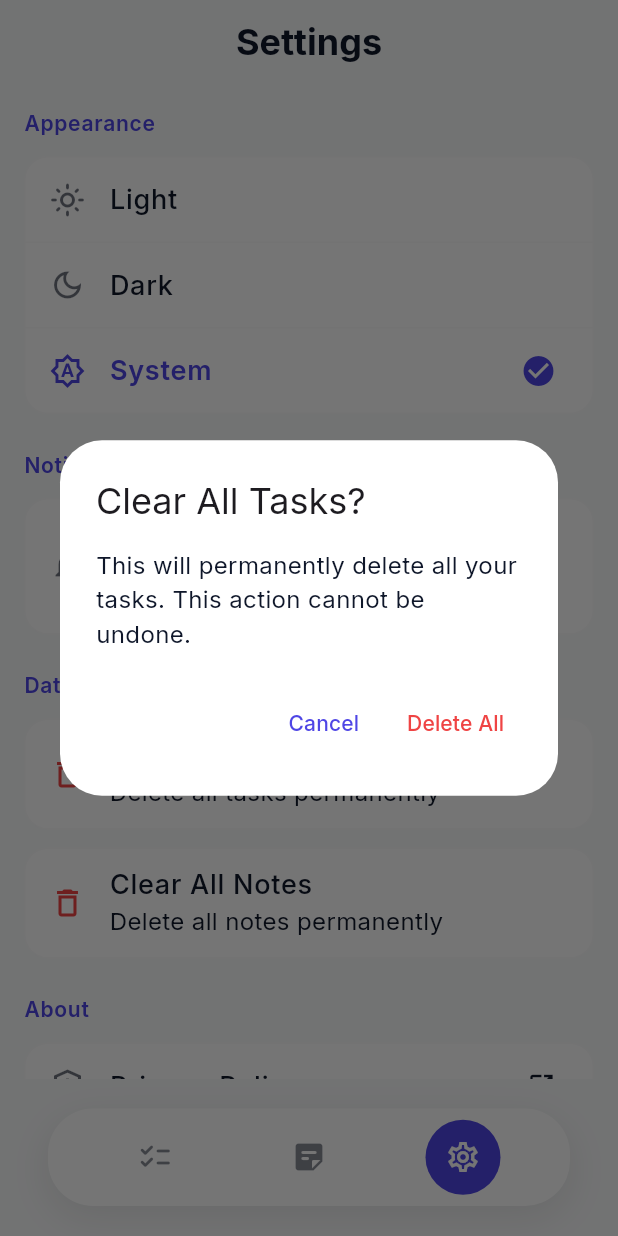
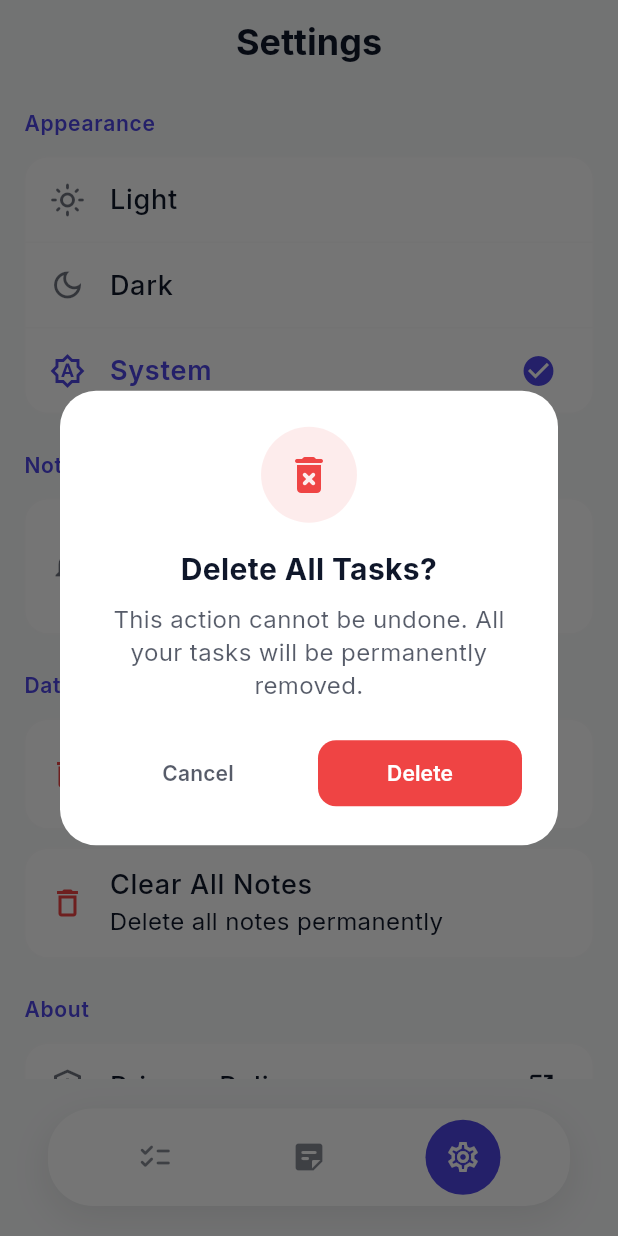
Before and after one commit to haddadiheb1/JustSayIt, a Flutter app: the screen it shows after launch, item 3 of the bottom bar chosen, after a tap on "Clear All Tasks", on a phone screen of 412 x 824 dp. Run offline on Flutter 3.47's test engine with Material 3 defaults, Android fonts, the light colour scheme and no system bars; our stand-ins replace animated_list_plus, fl_chart, flutter_animate, flutter_local_notifications, flutter_riverpod, flutter_timezone and 11 more; missing offline and left inert: android_alarm_manager_plus, home_widget; accounts and stored records are empty; generated files the repository leaves out were written again.

```diff
--- a/lib/presentation/screens/settings_screen.dart
+++ b/lib/presentation/screens/settings_screen.dart
@@ -289,26 +289,102 @@ class _SettingsScreenState extends ConsumerState<SettingsScreen>
   }
 
   Future<void> _showClearConfirmation(String type) async {
+    final isTask = type == 'tasks';
     final confirmed = await showDialog<bool>(
       context: context,
-      builder: (context) => AlertDialog(
-        title: Text('Clear All ${type == 'tasks' ? 'Tasks' : 'Notes'}?'),
-        content: Text(
-          'This will permanently delete all your $type. This action cannot be undone.',
+      builder: (context) => Dialog(
+        shape: RoundedRectangleBorder(borderRadius: BorderRadius.circular(24)),
+        child: Padding(
+          padding: const EdgeInsets.all(24),
+          child: Column(
+            mainAxisSize: MainAxisSize.min,
+            children: [
+              Container(
+                padding: const EdgeInsets.all(16),
+                decoration: BoxDecoration(
+                  color: Theme.of(context)
+                      .colorScheme
+                      .error
+                      .withValues(alpha: 0.1),
+                  shape: BoxShape.circle,
                 ),
-        actions: [
-          TextButton(
+                child: Icon(
+                  Icons.delete_forever_rounded,
+                  size: 32,
+                  color: Theme.of(context).colorScheme.error,
+                ),
+              ),
+              const SizedBox(height: 16),
+              Text(
+                'Delete All ${isTask ? 'Tasks' : 'Notes'}?',
+                style: const TextStyle(
+                  fontSize: 20,
+                  fontWeight: FontWeight.bold,
+                ),
+                textAlign: TextAlign.center,
+              ),
+              const SizedBox(height: 8),
+              Text(
+                'This action cannot be undone. All your $type will be permanently removed.',
+                textAlign: TextAlign.center,
+                style: TextStyle(
+                  color: Theme.of(context)
+                      .colorScheme
+                      .onSurface
+                      .withValues(alpha: 0.7),
+                  height: 1.4,
+                ),
+              ),
+              const SizedBox(height: 24),
+              Row(
+                children: [
+                  Expanded(
+                    child: TextButton(
                       onPressed: () => Navigator.pop(context, false),
-            child: const Text('Cancel'),
+                      style: TextButton.styleFrom(
+                        padding: const EdgeInsets.symmetric(vertical: 12),
+                        shape: RoundedRectangleBorder(
+                          borderRadius: BorderRadius.circular(12),
                         ),
-          TextButton(
+                      ),
+                      child: Text(
+                        'Cancel',
+                        style: TextStyle(
+                          color: Theme.of(context)
+                              .colorScheme
+                              .onSurface
+                              .withValues(alpha: 0.7),
+                          fontWeight: FontWeight.w600,
+                        ),
+                      ),
+                    ),
+                  ),
+                  const SizedBox(width: 12),
+                  Expanded(
+                    child: ElevatedButton(
                       onPressed: () => Navigator.pop(context, true),
-            style: TextButton.styleFrom(
-              foregroundColor: Theme.of(context).colorScheme.error,
+                      style: ElevatedButton.styleFrom(
+                        backgroundColor: Theme.of(context).colorScheme.error,
+                        foregroundColor: Colors.white,
+                        padding: const EdgeInsets.symmetric(vertical: 12),
+                        elevation: 0,
+                        shape: RoundedRectangleBorder(
+                          borderRadius: BorderRadius.circular(12),
                         ),
-            child: const Text('Delete All'),
+                      ),
+                      child: const Text(
+                        'Delete',
+                        style: TextStyle(
+                          fontWeight: FontWeight.w600,
+                        ),
+                      ),
+                    ),
                   ),
                 ],
+              ),
+            ],
+          ),
+        ),
       ),
     );
 
@@ -329,7 +405,22 @@ class _SettingsScreenState extends ConsumerState<SettingsScreen>
 
     if (mounted) {
       ScaffoldMessenger.of(context).showSnackBar(
-        const SnackBar(content: Text('All tasks deleted')),
+        SnackBar(
+          content: Row(
+            children: [
+              const Icon(Icons.check_circle_outline, color: Colors.white),
+              const SizedBox(width: 12),
+              const Text('All tasks cleared successfully'),
+            ],
+          ),
+          backgroundColor: Colors.green[700],
+          behavior: SnackBarBehavior.floating,
+          shape: RoundedRectangleBorder(
+            borderRadius: BorderRadius.circular(12),
+          ),
+          margin: const EdgeInsets.all(16),
+          duration: const Duration(seconds: 3),
+        ),
       );
     }
   }
@@ -343,7 +434,22 @@ class _SettingsScreenState extends ConsumerState<SettingsScreen>
 
     if (mounted) {
       ScaffoldMessenger.of(context).showSnackBar(
-        const SnackBar(content: Text('All notes deleted')),
+        SnackBar(
+          content: Row(
+            children: [
+              const Icon(Icons.check_circle_outline, color: Colors.white),
+              const SizedBox(width: 12),
+              const Text('All notes cleared successfully'),
+            ],
+          ),
+          backgroundColor: Colors.green[700],
+          behavior: SnackBarBehavior.floating,
+          shape: RoundedRectangleBorder(
+            borderRadius: BorderRadius.circular(12),
+          ),
+          margin: const EdgeInsets.all(16),
+          duration: const Duration(seconds: 3),
+        ),
       );
     }
   }
```
Also changed, not shown: lib/presentation/screens/home_screen.dart (+17 -3 lines). Lines whose indentation alone changed are shown as unchanged.
